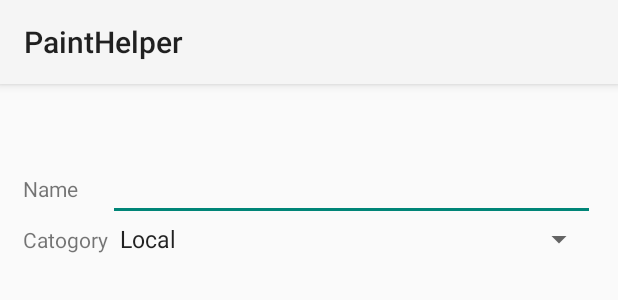
After one commit to NTUDesignPatterns2014/DrawDroid, an Android app: the layout upload_dialog.xml on its own in the app's theme, with its tools: preview values and no code run, on a phone screen of 412 x 824 dp. The commit adds this screen. Shown: the top 300 px of the screen. Run offline under Robolectric (Android 15) with nearby library versions, the phone set to English and light mode, and no system bars.

Commit message:
Add upload dialog

```diff
--- /dev/null
+++ b/PaintHelper/app/src/main/res/layout/upload_dialog.xml
@@ -0,0 +1,58 @@
+<?xml version="1.0" encoding="utf-8"?>
+<LinearLayout xmlns:android="http://schemas.android.com/apk/res/android"
+    android:orientation="vertical" android:layout_width="match_parent"
+    android:layout_height="match_parent"
+    android:padding="15dp"
+    android:theme="@style/AppTheme">
+
+    <ImageView
+        android:id="@+id/img_uploadimg"
+        android:layout_width="match_parent"
+        android:layout_height="wrap_content"
+        android:padding="15dp"
+        android:scaleType="fitCenter" />
+    <TableLayout
+        android:layout_width="match_parent"
+        android:layout_height="wrap_content"
+        android:stretchColumns="1">
+        <TableRow
+            android:layout_width="match_parent"
+            android:layout_height="wrap_content">
+            <TextView
+                android:layout_width="match_parent"
+                android:layout_height="wrap_content"
+                android:text="Name"
+                android:gravity="center_vertical"
+                />
+            <EditText
+                android:id="@+id/edit_name"
+                android:layout_width="match_parent"
+                android:layout_height="wrap_content"
+                android:singleLine="true"
+                android:imeOptions="actionDone"
+                android:layout_weight="1"
+                />
+
+        </TableRow>
+        <TableRow
+            android:layout_width="match_parent"
+            android:layout_height="wrap_content">
+            <TextView
+                android:layout_width="match_parent"
+                android:layout_height="wrap_content"
+                android:text="Catogory"
+                android:gravity="center_vertical"
+                />
+            <Spinner
+                android:id="@+id/spin_catagory"
+                android:layout_width="match_parent"
+                android:layout_height="wrap_content"
+                android:entries="@array/catagories"
+                android:layout_weight="1"
+                />
+        </TableRow>
+
+
+    </TableLayout>
+
+</LinearLayout>
--- a/PaintHelper/app/src/main/res/values/strings.xml
+++ b/PaintHelper/app/src/main/res/values/strings.xml
@@ -7,4 +7,16 @@
     <string name="app_id">1405501183074777</string>
     <string name="account_info_frag_tag">info_tag</string>
 
+    <string-array name="catagories">
+        <item>Local</item>
+        <item>Animal</item>
+        <item>Botany</item>
+        <item>People</item>
+        <item>Food</item>
+        <item>Building</item>
+        <item>Vehicle</item>
+        <item>Groceries</item>
+    </string-array>
+
+
 </resources>
```
Also changed, not shown: PaintHelper/app/src/main/java/com/ntu/sdp2/painthelper/Page_3.java (+31 -49 lines), PaintHelper/app/src/main/java/com/ntu/sdp2/painthelper/capture/UploadDialogFragment.java (added, +182 -0 lines).
